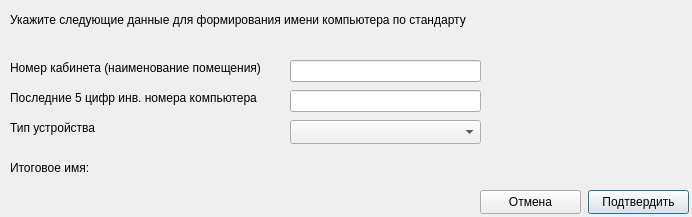
This is design_ui/StandardName.ui in BagaJimbildan/LAS_SibSIU as Qt 5 draws it before an edit. The edited form follows.
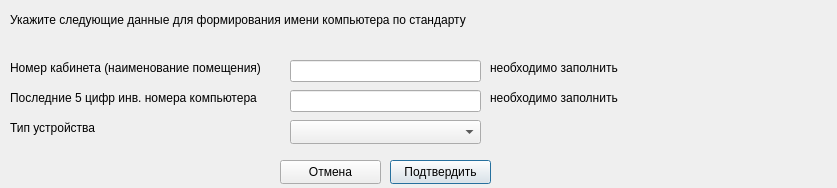
This is the edited form.

```diff
--- a/design_ui/StandardName.ui
+++ b/design_ui/StandardName.ui
@@ -6,8 +6,8 @@
    <rect>
     <x>0</x>
     <y>0</y>
-    <width>692</width>
-    <height>217</height>
+    <width>837</width>
+    <height>188</height>
    </rect>
   </property>
   <property name="windowTitle">
@@ -82,24 +82,11 @@
     <string>Тип устройства</string>
    </property>
   </widget>
-  <widget class="QLabel" name="label_4">
-   <property name="geometry">
-    <rect>
-     <x>10</x>
-     <y>160</y>
-     <width>281</width>
-     <height>16</height>
-    </rect>
-   </property>
-   <property name="text">
-    <string>Итоговое имя:</string>
-   </property>
-  </widget>
   <widget class="QPushButton" name="btn_ok">
    <property name="geometry">
     <rect>
-     <x>588</x>
-     <y>190</y>
+     <x>390</x>
+     <y>160</y>
      <width>101</width>
      <height>24</height>
     </rect>
@@ -111,8 +98,8 @@
   <widget class="QPushButton" name="btn_cancel">
    <property name="geometry">
     <rect>
-     <x>480</x>
-     <y>190</y>
+     <x>280</x>
+     <y>160</y>
      <width>101</width>
      <height>24</height>
     </rect>
@@ -139,12 +126,12 @@
     <rect>
      <x>490</x>
      <y>60</y>
-     <width>201</width>
+     <width>341</width>
      <height>16</height>
     </rect>
    </property>
    <property name="text">
-    <string/>
+    <string>необходимо заполнить</string>
    </property>
   </widget>
   <widget class="QLabel" name="lbl_error_num_inv">
@@ -152,12 +139,12 @@
     <rect>
      <x>490</x>
      <y>90</y>
-     <width>201</width>
+     <width>341</width>
      <height>16</height>
     </rect>
    </property>
    <property name="text">
-    <string/>
+    <string>необходимо заполнить</string>
    </property>
   </widget>
  </widget>
```
